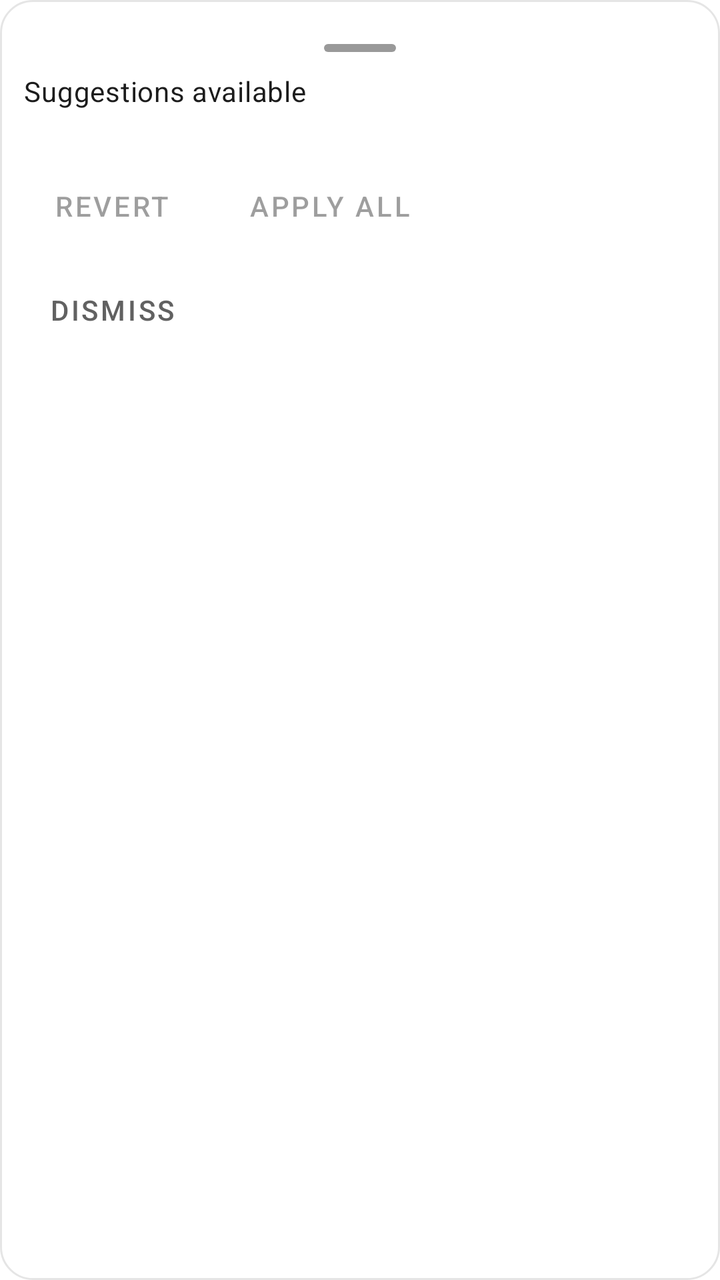
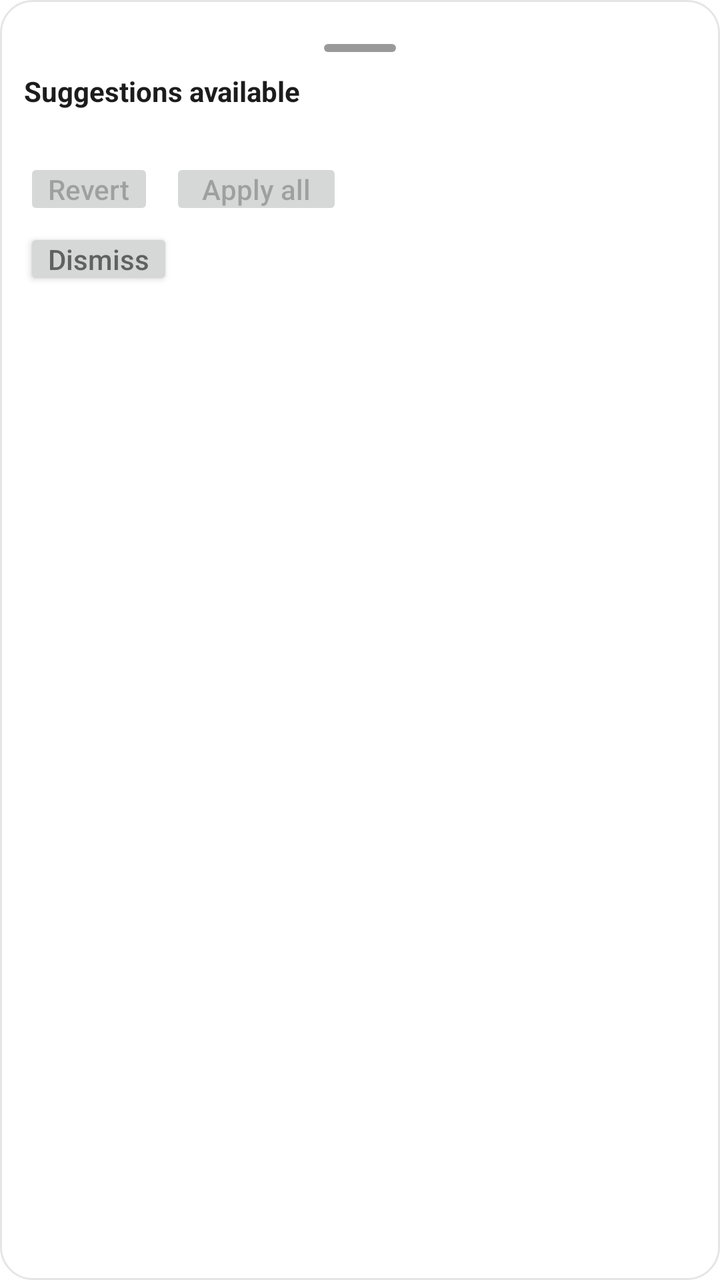

Before-and-after screenshots of an Android layout around one commit, followed by the original layout XML and the change that was made.
<!-- AndroidManifest.xml: fallback theme Theme.MaterialComponents.DayNight.NoActionBar -->
<!-- res/layout/overlay_corrections.xml -->
<?xml version="1.0" encoding="utf-8"?>
<LinearLayout xmlns:android="http://schemas.android.com/apk/res/android"
    android:id="@+id/overlay_root"
    android:layout_width="wrap_content"
    android:layout_height="wrap_content"
    android:orientation="vertical"
    android:padding="12dp"
    android:background="@drawable/overlay_background"
    android:elevation="6dp">

    <LinearLayout
        android:id="@+id/drag_handle"
        android:layout_width="match_parent"
        android:layout_height="24dp"
        android:orientation="horizontal"
        android:gravity="center"
        android:padding="0dp">

        <View
            android:layout_width="36dp"
            android:layout_height="4dp"
            android:background="@drawable/overlay_drag_handle" />
    </LinearLayout>

    <TextView
        android:id="@+id/correction_status"
        android:layout_width="wrap_content"
        android:layout_height="wrap_content"
        android:text="@string/overlay_status_suggestions"
        android:textAppearance="@style/TextAppearance.MaterialComponents.Body2"
        android:textColor="@color/overlay_text_primary"
        android:paddingBottom="8dp" />

    <ScrollView
        android:id="@+id/correction_scroll"
        android:layout_width="wrap_content"
        android:layout_height="wrap_content"
        android:layout_marginBottom="8dp"
        android:overScrollMode="ifContentScrolls"
        android:layout_marginTop="4dp"
        android:maxHeight="240dp">

        <LinearLayout
            android:id="@+id/correction_list"
            android:layout_width="wrap_content"
            android:layout_height="wrap_content"
            android:orientation="vertical"
            android:divider="@drawable/overlay_divider"
            android:showDividers="middle" />
    </ScrollView>

    <LinearLayout
        android:layout_width="wrap_content"
        android:layout_height="wrap_content"
        android:orientation="horizontal"
        android:gravity="end"
        android:layout_marginTop="4dp"
        android:layout_marginBottom="4dp">

        <Button
            android:id="@+id/button_revert_all"
            style="@style/Widget.MaterialComponents.Button.TextButton"
            android:layout_width="wrap_content"
            android:layout_height="wrap_content"
            android:text="@string/overlay_button_revert"
            android:enabled="false" />

        <Button
            android:id="@+id/button_apply_all"
            style="@style/Widget.MaterialComponents.Button"
            android:layout_width="wrap_content"
            android:layout_height="wrap_content"
            android:text="@string/overlay_button_apply_all"
            android:layout_marginStart="8dp"
            android:enabled="false" />
    </LinearLayout>

    <Button
        android:id="@+id/button_dismiss"
        style="@style/Widget.MaterialComponents.Button.TextButton"
        android:layout_width="wrap_content"
        android:layout_height="wrap_content"
        android:text="@string/overlay_button_dismiss"
        android:textColor="@color/overlay_text_secondary" />

</LinearLayout>
<!-- resources referenced by this layout -->
<resources>
  <color name="overlay_text_primary">#FF1C1C1C</color>
  <color name="overlay_text_secondary">#FF616161</color>
  <!-- drawable overlay_background (drawable) -->
  <?xml version="1.0" encoding="utf-8"?>
  <shape xmlns:android="http://schemas.android.com/apk/res/android"
      android:shape="rectangle">
      <solid android:color="#F2FFFFFF" />
      <corners android:radius="16dp" />
      <padding android:left="12dp" android:top="12dp" android:right="12dp" android:bottom="12dp" />
      <stroke android:width="1dp" android:color="#1A000000" />
  </shape>
  <!-- drawable overlay_divider (drawable) -->
  <?xml version="1.0" encoding="utf-8"?>
  <shape xmlns:android="http://schemas.android.com/apk/res/android"
      android:shape="rectangle">
      <size android:height="1dp" />
      <solid android:color="#1A000000" />
  </shape>
  <!-- drawable overlay_drag_handle (drawable) -->
  <?xml version="1.0" encoding="utf-8"?>
  <shape xmlns:android="http://schemas.android.com/apk/res/android"
      android:shape="rectangle">
      <corners android:radius="2dp" />
      <solid android:color="#66000000" />
  </shape>
  <string name="overlay_button_apply_all">Apply all</string>
  <string name="overlay_button_dismiss">Dismiss</string>
  <string name="overlay_button_revert">Revert</string>
  <string name="overlay_status_suggestions">Suggestions available</string>
</resources>

<!-- the commit's change to res/layout/overlay_corrections.xml (unified diff, before → after) -->
@@ -27,9 +27,10 @@
         android:layout_width="wrap_content"
         android:layout_height="wrap_content"
         android:text="@string/overlay_status_suggestions"
-        android:textAppearance="@style/TextAppearance.MaterialComponents.Body2"
         android:textColor="@color/overlay_text_primary"
-        android:paddingBottom="8dp" />
+        android:textSize="14sp"
+        android:paddingBottom="8dp"
+        android:textStyle="bold" />
 
     <ScrollView
         android:id="@+id/correction_scroll"
@@ -38,7 +39,8 @@
         android:layout_marginBottom="8dp"
         android:overScrollMode="ifContentScrolls"
         android:layout_marginTop="4dp"
-        android:maxHeight="240dp">
+        android:maxHeight="240dp"
+        android:fillViewport="true">
 
         <LinearLayout
             android:id="@+id/correction_list"
@@ -59,28 +61,46 @@
 
         <Button
             android:id="@+id/button_revert_all"
-            style="@style/Widget.MaterialComponents.Button.TextButton"
             android:layout_width="wrap_content"
             android:layout_height="wrap_content"
+            android:minHeight="0dp"
+            android:minWidth="0dp"
+            android:paddingLeft="12dp"
+            android:paddingRight="12dp"
+            android:paddingTop="6dp"
+            android:paddingBottom="6dp"
             android:text="@string/overlay_button_revert"
+            android:textAllCaps="false"
             android:enabled="false" />
 
         <Button
             android:id="@+id/button_apply_all"
-            style="@style/Widget.MaterialComponents.Button"
             android:layout_width="wrap_content"
             android:layout_height="wrap_content"
+            android:minHeight="0dp"
+            android:minWidth="0dp"
+            android:paddingLeft="16dp"
+            android:paddingRight="16dp"
+            android:paddingTop="6dp"
+            android:paddingBottom="6dp"
             android:text="@string/overlay_button_apply_all"
+            android:textAllCaps="false"
             android:layout_marginStart="8dp"
             android:enabled="false" />
     </LinearLayout>
 
     <Button
         android:id="@+id/button_dismiss"
-        style="@style/Widget.MaterialComponents.Button.TextButton"
         android:layout_width="wrap_content"
         android:layout_height="wrap_content"
+        android:minHeight="0dp"
+        android:minWidth="0dp"
+        android:paddingLeft="12dp"
+        android:paddingRight="12dp"
+        android:paddingTop="6dp"
+        android:paddingBottom="6dp"
         android:text="@string/overlay_button_dismiss"
+        android:textAllCaps="false"
         android:textColor="@color/overlay_text_secondary" />
 
 </LinearLayout>
